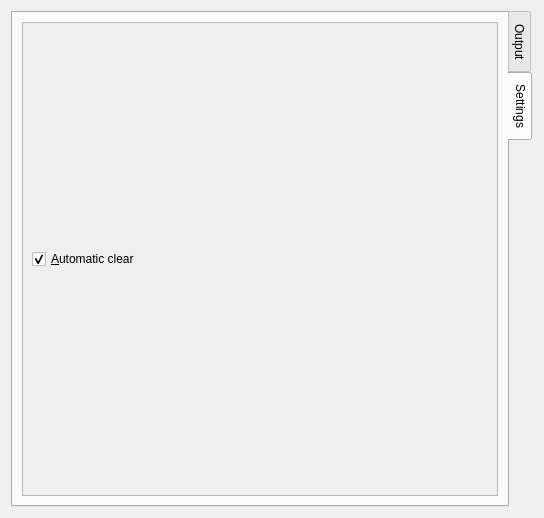
The window that src/frontends/qt4/ui/ProgressViewUi.ui (cburschka/lyx) describes before a commit, drawn with Qt 5.
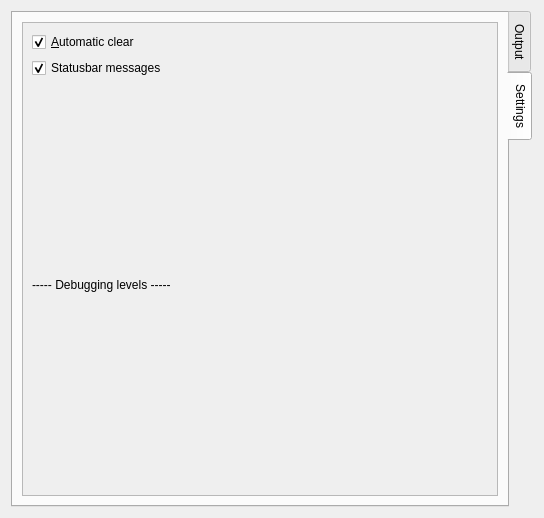
The same window after the commit. The open tabs and pages were chosen to show the change.

Diff of the .ui file:
```diff
--- a/src/frontends/qt4/ui/ProgressViewUi.ui
+++ b/src/frontends/qt4/ui/ProgressViewUi.ui
@@ -127,6 +127,23 @@
                </property>
               </widget>
              </item>
+             <item row="1" column="0" >
+              <widget class="QCheckBox" name="sbarCB" >
+               <property name="text" >
+                <string>Statusbar messages</string>
+               </property>
+               <property name="checked" >
+                <bool>true</bool>
+               </property>
+              </widget>
+             </item>
+             <item row="2" column="0" >
+              <widget class="QLabel" name="label" >
+               <property name="text" >
+                <string>----- Debugging levels -----</string>
+               </property>
+              </widget>
+             </item>
             </layout>
            </item>
           </layout>
```
